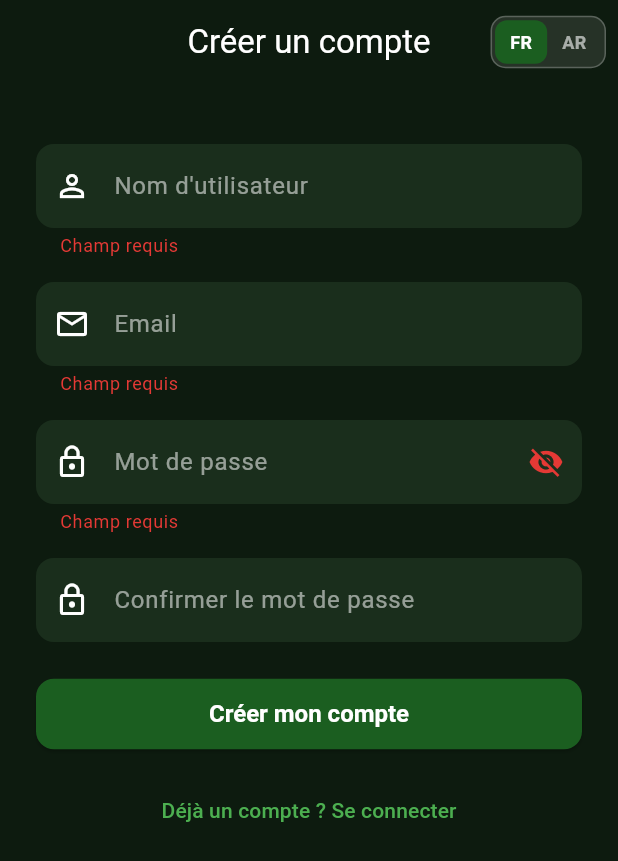
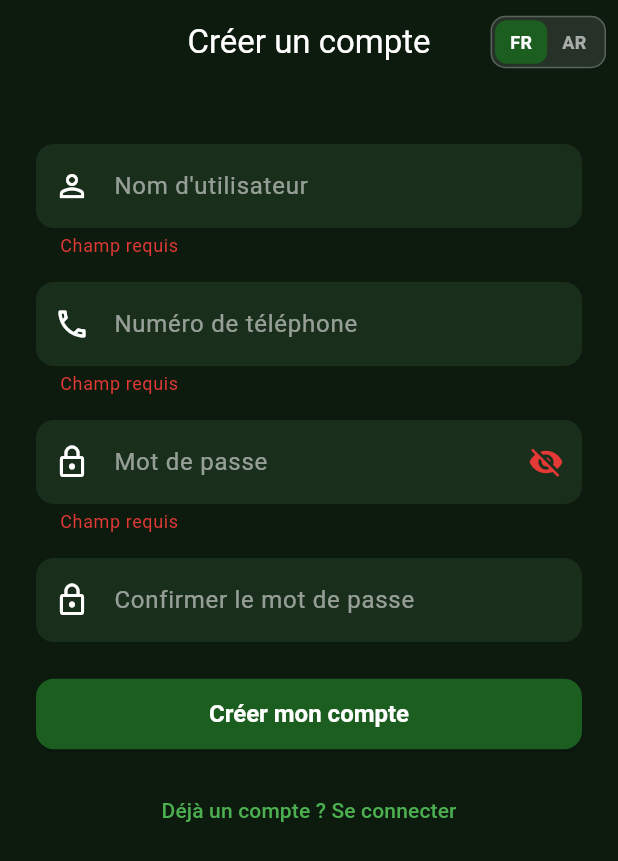
Before and after one commit to saiid27/meryass, a Flutter app: the RegisterScreen screen opened directly, after a tap on "Créer mon compte", on a phone screen of 412 x 824 dp. Shown: the top 861 px of the screen. Run offline on Flutter 3.47's test engine with Material 3 defaults, Android fonts, the phone set to English and light mode, and no system bars; our stand-ins replace dio, flutter_secure_storage, google_fonts, image_picker, shared_preferences, socket_io_client; accounts and stored records are empty; Roboto replaces fonts that are missing (Cairo).

Commit message:
Use phone numbers for auth and player search

```diff
--- a/frontend/lib/l10n/app_strings.dart
+++ b/frontend/lib/l10n/app_strings.dart
@@ -7,10 +7,7 @@ const Map<String, Map<String, String>> appStrings = {
     'fr': 'Jeu de cartes en ligne',
     'ar': 'لعبة ورق عبر الإنترنت',
   },
-  'username_or_email': {
-    'fr': 'Nom d\'utilisateur ou email',
-    'ar': 'اسم المستخدم أو البريد الإلكتروني',
-  },
+  'phone_number': {'fr': 'Numéro de téléphone', 'ar': 'رقم الهاتف'},
   'password': {'fr': 'Mot de passe', 'ar': 'كلمة المرور'},
   'login': {'fr': 'Connexion', 'ar': 'تسجيل الدخول'},
   'no_account': {
@@ -40,6 +37,7 @@ const Map<String, Map<String, String>> appStrings = {
   'min_3_chars': {'fr': 'Minimum 3 caractères', 'ar': '3 أحرف على الأقل'},
   'min_6_chars': {'fr': 'Minimum 6 caractères', 'ar': '6 أحرف على الأقل'},
   'invalid_email': {'fr': 'Email invalide', 'ar': 'بريد إلكتروني غير صالح'},
+  'invalid_phone': {'fr': 'Numéro invalide', 'ar': 'رقم غير صالح'},
   'passwords_differ': {
     'fr': 'Mots de passe différents',
     'ar': 'كلمتا المرور غير متطابقتين',
@@ -100,6 +98,10 @@ const Map<String, Map<String, String>> appStrings = {
   'profile': {'fr': 'Profil', 'ar': 'الملف الشخصي'},
   'logout': {'fr': 'Déconnexion', 'ar': 'تسجيل الخروج'},
   'username_label': {'fr': 'Nom d\'utilisateur', 'ar': 'اسم المستخدم'},
+  'rounds_played': {'fr': 'Tours joués', 'ar': 'الجولات'},
+  'search_player': {'fr': 'Chercher un joueur', 'ar': 'البحث عن لاعب'},
+  'search_by_phone': {'fr': 'Recherche par numéro', 'ar': 'البحث بالرقم'},
+  'player_found': {'fr': 'Joueur trouvé', 'ar': 'تم العثور على اللاعب'},
   'wins': {'fr': 'Victoires', 'ar': 'انتصارات'},
   'losses': {'fr': 'Défaites', 'ar': 'هزائم'},
   'games': {'fr': 'Parties', 'ar': 'مباريات'},
--- a/frontend/lib/models/user_model.dart
+++ b/frontend/lib/models/user_model.dart
@@ -2,9 +2,11 @@ class UserModel {
   final int id;
   final String username;
   final String? email;
+  final String? phone;
   final String? avatar;
   final int wins;
   final int losses;
+  final int roundsPlayed;
   final int totalPoints;
   final bool isOnline;
   final bool isBot;
@@ -13,9 +15,11 @@ class UserModel {
     required this.id,
     required this.username,
     this.email,
+    this.phone,
     this.avatar,
     this.wins = 0,
     this.losses = 0,
+    this.roundsPlayed = 0,
     this.totalPoints = 0,
     this.isOnline = false,
     this.isBot = false,
@@ -26,9 +30,11 @@ class UserModel {
       id: json['id'],
       username: json['username'],
       email: json['email'],
+      phone: json['phone'],
       avatar: json['avatar'],
       wins: json['wins'] ?? 0,
       losses: json['losses'] ?? 0,
+      roundsPlayed: json['rounds_played'] ?? 0,
       totalPoints: json['total_points'] ?? 0,
       isOnline: json['is_online'] ?? false,
       isBot: json['is_bot'] ?? false,
--- a/frontend/lib/providers/auth_provider.dart
+++ b/frontend/lib/providers/auth_provider.dart
@@ -29,13 +29,13 @@ class AuthProvider extends ChangeNotifier {
     }
   }
 
-  Future<void> register(String username, String email, String password) async {
+  Future<void> register(String username, String phone, String password) async {
     _loading = true;
     notifyListeners();
     try {
       final data = await ApiService.register(
         username: username,
-        email: email,
+        phone: phone,
         password: password,
       );
       await _handleAuthResponse(data);
--- a/frontend/lib/screens/auth/login_screen.dart
+++ b/frontend/lib/screens/auth/login_screen.dart
@@ -60,9 +60,10 @@ class _LoginScreenState extends State<LoginScreen> {
                       children: [
                         TextFormField(
                           controller: _identifierCtrl,
+                          keyboardType: TextInputType.phone,
                           decoration: InputDecoration(
-                            labelText: context.tr('username_or_email'),
-                            prefixIcon: const Icon(Icons.person_outline),
+                            labelText: context.tr('phone_number'),
+                            prefixIcon: const Icon(Icons.phone_outlined),
                           ),
                           validator: (v) => v == null || v.trim().isEmpty
                               ? context.tr('field_required')
--- a/frontend/lib/screens/auth/register_screen.dart
+++ b/frontend/lib/screens/auth/register_screen.dart
@@ -15,7 +15,7 @@ class RegisterScreen extends StatefulWidget {
 class _RegisterScreenState extends State<RegisterScreen> {
   final _formKey = GlobalKey<FormState>();
   final _usernameCtrl = TextEditingController();
-  final _emailCtrl = TextEditingController();
+  final _phoneCtrl = TextEditingController();
   final _passwordCtrl = TextEditingController();
   final _confirmCtrl = TextEditingController();
   bool _obscure = true;
@@ -24,7 +24,7 @@ class _RegisterScreenState extends State<RegisterScreen> {
   @override
   void dispose() {
     _usernameCtrl.dispose();
-    _emailCtrl.dispose();
+    _phoneCtrl.dispose();
     _passwordCtrl.dispose();
     _confirmCtrl.dispose();
     super.dispose();
@@ -36,7 +36,7 @@ class _RegisterScreenState extends State<RegisterScreen> {
     try {
       await context.read<AuthProvider>().register(
         _usernameCtrl.text.trim(),
-        _emailCtrl.text.trim().toLowerCase(),
+        _phoneCtrl.text.trim(),
         _passwordCtrl.text,
       );
     } catch (e) {
@@ -77,17 +77,18 @@ class _RegisterScreenState extends State<RegisterScreen> {
                 ),
                 const SizedBox(height: 16),
                 TextFormField(
-                  controller: _emailCtrl,
-                  keyboardType: TextInputType.emailAddress,
+                  controller: _phoneCtrl,
+                  keyboardType: TextInputType.phone,
                   decoration: InputDecoration(
-                    labelText: context.tr('email'),
-                    prefixIcon: const Icon(Icons.email_outlined),
+                    labelText: context.tr('phone_number'),
+                    prefixIcon: const Icon(Icons.phone_outlined),
                   ),
                   validator: (v) {
                     if (v == null || v.trim().isEmpty) {
                       return context.tr('field_required');
                     }
-                    if (!v.contains('@')) return context.tr('invalid_email');
+                    final digits = v.replaceAll(RegExp(r'[^0-9]'), '');
+                    if (digits.length < 6) return context.tr('invalid_phone');
                     return null;
                   },
                 ),
--- a/frontend/lib/services/api_service.dart
+++ b/frontend/lib/services/api_service.dart
@@ -60,12 +60,12 @@ class ApiService {
   // Auth
   static Future<Map<String, dynamic>> register({
     required String username,
-    required String email,
+    required String phone,
     required String password,
   }) => _handle(
     () => _dio.post(
       '$_base/auth/register',
-      data: {'username': username, 'email': email, 'password': password},
+      data: {'username': username, 'phone': phone, 'password': password},
     ),
   );
 
@@ -88,6 +88,13 @@ class ApiService {
   static Future<Map<String, dynamic>> getUser(int userId) async {
     await _setAuth();
     return _handle(() => _dio.get('$_base/users/$userId'));
+  }
+
+  static Future<Map<String, dynamic>> searchUserByPhone(String phone) async {
+    await _setAuth();
+    return _handle(
+      () => _dio.get('$_base/users/search', queryParameters: {'phone': phone}),
+    );
   }
 
   static Future<Map<String, dynamic>> updateProfile(
```
Also changed, not shown: frontend/lib/screens/profile/profile_screen.dart (+139 -6 lines), 8 other files.
